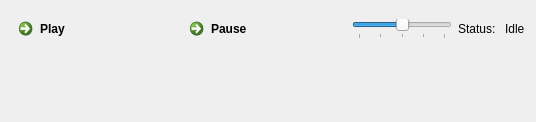
The window that ground/openpilotgcs/src/plugins/logging/logging.ui (openpilot/OpenPilot) describes before a commit, drawn with Qt 5.
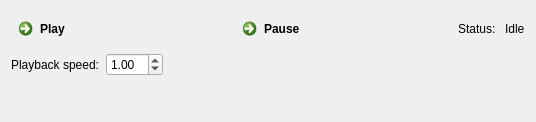
The same window after the commit. Icons and pictures are not drawn.

Commit message: OP-249 : GCS / Pause scopes during log replay if pause button is pressed. Was more difficult than planned! You will have to clean your GCS build or at least delete the scope and logging shadow build dirs in order for this to work properly.

The edit to the form file:
```diff
--- a/ground/openpilotgcs/src/plugins/logging/logging.ui
+++ b/ground/openpilotgcs/src/plugins/logging/logging.ui
@@ -27,16 +27,16 @@
   </property>
   <layout class="QVBoxLayout" name="verticalLayout_2">
    <item>
-    <layout class="QVBoxLayout" name="verticalLayout">
+    <layout class="QVBoxLayout" name="verticalLayout" stretch="0,0">
      <item>
-      <layout class="QHBoxLayout" name="horizontalLayout">
+      <layout class="QHBoxLayout" name="horizontalLayout" stretch="2,2,0,0">
        <property name="sizeConstraint">
         <enum>QLayout::SetNoConstraint</enum>
        </property>
        <item>
         <widget class="QCommandLinkButton" name="playButton">
          <property name="sizePolicy">
-          <sizepolicy hsizetype="Preferred" vsizetype="Preferred">
+          <sizepolicy hsizetype="MinimumExpanding" vsizetype="Preferred">
            <horstretch>30</horstretch>
            <verstretch>0</verstretch>
           </sizepolicy>
@@ -59,7 +59,7 @@
        <item>
         <widget class="QCommandLinkButton" name="pauseButton">
          <property name="sizePolicy">
-          <sizepolicy hsizetype="Preferred" vsizetype="Preferred">
+          <sizepolicy hsizetype="MinimumExpanding" vsizetype="Preferred">
            <horstretch>30</horstretch>
            <verstretch>0</verstretch>
           </sizepolicy>
@@ -79,31 +79,6 @@
          </property>
         </widget>
        </item>
-       <item>
-        <widget class="QSlider" name="playbackSpeed">
-         <property name="minimumSize">
-          <size>
-           <width>100</width>
-           <height>0</height>
-          </size>
-         </property>
-         <property name="minimum">
-          <number>-100</number>
-         </property>
-         <property name="maximum">
-          <number>100</number>
-         </property>
-         <property name="orientation">
-          <enum>Qt::Horizontal</enum>
-         </property>
-         <property name="tickPosition">
-          <enum>QSlider::TicksBelow</enum>
-         </property>
-         <property name="tickInterval">
-          <number>50</number>
-         </property>
-        </widget>
-       </item>
        <item>
         <widget class="QLabel" name="label">
          <property name="text">
@@ -120,6 +95,43 @@
        </item>
       </layout>
      </item>
+     <item>
+      <layout class="QHBoxLayout" name="horizontalLayout_2">
+       <item>
+        <widget class="QLabel" name="label_2">
+         <property name="text">
+          <string>Playback speed:</string>
+         </property>
+        </widget>
+       </item>
+       <item>
+        <widget class="QDoubleSpinBox" name="playbackSpeed">
+         <property name="maximum">
+          <double>10.000000000000000</double>
+         </property>
+         <property name="singleStep">
+          <double>0.100000000000000</double>
+         </property>
+         <property name="value">
+          <double>1.000000000000000</double>
+         </property>
+        </widget>
+       </item>
+       <item>
+        <spacer name="horizontalSpacer">
+         <property name="orientation">
+          <enum>Qt::Horizontal</enum>
+         </property>
+         <property name="sizeHint" stdset="0">
+          <size>
+           <width>40</width>
+           <height>20</height>
+          </size>
+         </property>
+        </spacer>
+       </item>
+      </layout>
+     </item>
     </layout>
    </item>
    <item>
```
The commit also changes 16 other files.
